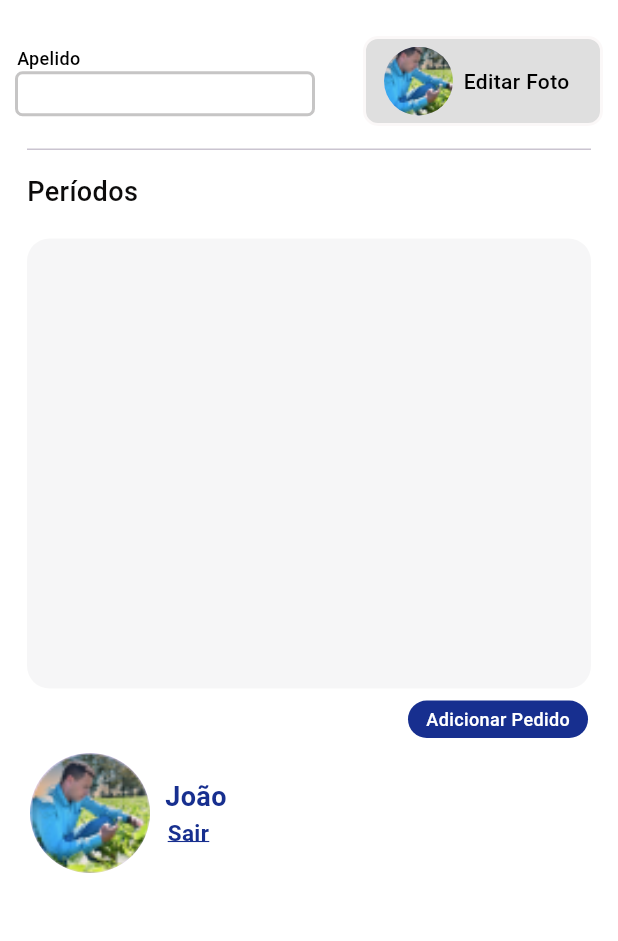
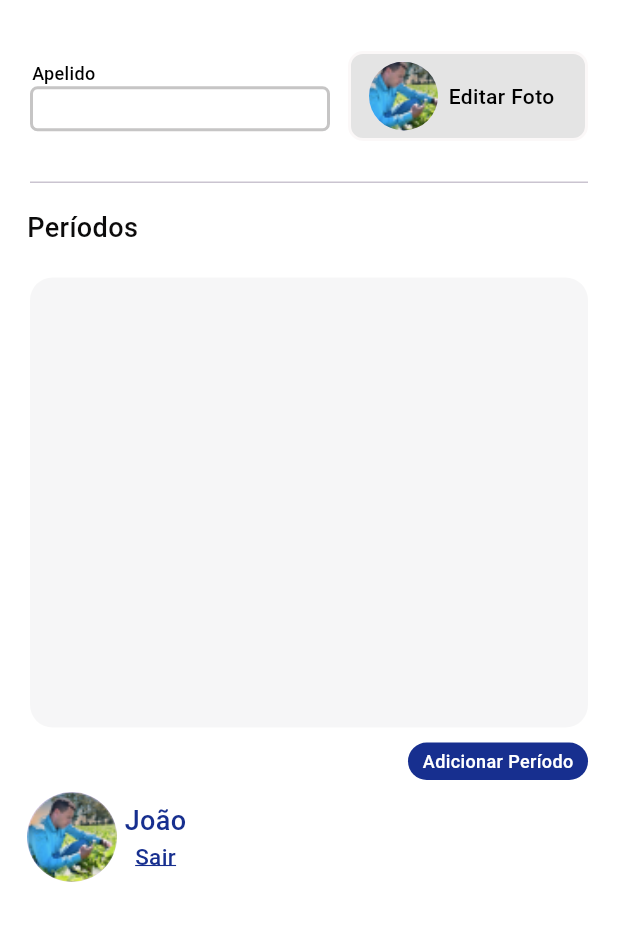
Before and after one commit to Augustob790/CRUD-Flutter, a Flutter app: the screen it shows after launch, on a phone screen of 412 x 824 dp, the part 63-1004 px from its top. Run offline on Flutter 3.47's test engine with Material 3 defaults, Android fonts, the phone set to English and light mode, and no system bars; our stand-ins replace sqflite, table_calendar; accounts and stored records are empty; Roboto replaces fonts that are missing (Manrope).

Commit message:
fix: fix features

```diff
--- a/lib/presentation/pages/home_page.dart
+++ b/lib/presentation/pages/home_page.dart
@@ -26,8 +26,6 @@ class _NoteListScreenState extends State<NoteListScreen> {
   void initState() {
     super.initState();
     final controller = Provider.of<HomePageController>(context, listen: false);
-    controller.initializeInit(DateTime.now());
-    controller.initializeFinal(DateTime.now());
     controller.getAllNotes();
   }
 
@@ -55,7 +53,9 @@ class _NoteListScreenState extends State<NoteListScreen> {
           child: Consumer<HomePageController>(builder: (context, controller, child) {
             return Column(
               children: [
-                Row(
+                Padding(
+                  padding: const EdgeInsets.all(10.0),
+                  child: Row(
                     children: [
                       Column(
                         children: [
@@ -71,7 +71,6 @@ class _NoteListScreenState extends State<NoteListScreen> {
                           Container(
                             height: 30,
                             width: 200,
-                          padding: EdgeInsets.all(8.0),
                             decoration: BoxDecoration(
                               color: Colors.white,
                               border: Border.all(
@@ -88,7 +87,7 @@ class _NoteListScreenState extends State<NoteListScreen> {
                         height: 60,
                         width: 160,
                         decoration: BoxDecoration(
-                        color: Color.fromARGB(140, 197, 197, 197),
+                          color: Color.fromARGB(117, 197, 197, 197),
                           border: Border.all(
                               color: Color.fromARGB(255, 251, 248, 248),
                               width: 2),
@@ -115,8 +114,9 @@ class _NoteListScreenState extends State<NoteListScreen> {
                       ),
                     ],
                   ),
+                ),
                 const Padding(
-                  padding: EdgeInsets.all(8.0),
+                  padding: EdgeInsets.all(10.0),
                   child: Divider(height: 15),
                 ),
                 Row(
@@ -133,10 +133,10 @@ class _NoteListScreenState extends State<NoteListScreen> {
                   ],
                 ),
                 Padding(
-                  padding: const EdgeInsets.all(8.0),
+                  padding: const EdgeInsets.all(10.0),
                   child: Container(
                   height: 300,
-                    padding: EdgeInsets.all(8.0),
+                    padding: EdgeInsets.all(10.0),
                     decoration: BoxDecoration(
                       color: Color.fromARGB(116, 236, 236, 237),
                       // border: Border.all(
@@ -149,7 +149,7 @@ class _NoteListScreenState extends State<NoteListScreen> {
                       itemBuilder: (context, index) {
                         final note = controller.notes[index];
                         return Padding(
-                          padding: const EdgeInsets.fromLTRB(8, 0, 8, 10),
+                          padding: const EdgeInsets.fromLTRB(8, 2, 8, 10),
                           child: Container(
                             height: 40,
                             decoration: BoxDecoration(
@@ -181,7 +181,7 @@ class _NoteListScreenState extends State<NoteListScreen> {
                                           editar: () async {
                                             Navigator.pop(context);
                                             controller.titleController.text = note.title;
-                                            controller.onSelectedEstado(note.category);
+                                            controller.onSelectedCategory(note.category);
                                             controller.dateFinal = DateTime.parse(note.dateFinal);
                                             controller.dateInit = DateTime.parse(note.dataInit);
                                             controller.meta1.text = note.meta1;
@@ -191,11 +191,11 @@ class _NoteListScreenState extends State<NoteListScreen> {
                                             builder: (context) => EditNewPeriod(
                                             controller: controller,
                                             add: () async {
-                                              if (controller.titleController.text.isNotEmpty && controller.dropdownStateValue.isNotEmpty) {
+                                              if (controller.titleController.text.isNotEmpty && controller.dropdownCategoryValue.isNotEmpty) {
                                                 await controller.update(Period(
                                                   id: note.id,
                                                   title: controller.titleController.text,
-                                                  category: controller.dropdownStateValue,
+                                                  category: controller.dropdownCategoryValue,
                                                   dataInit:  controller.dateInit.toIso8601String(),
                                                   dateFinal: controller.dateFinal.toIso8601String(),
                                                   meta1: controller.meta1.text,
@@ -246,23 +246,20 @@ class _NoteListScreenState extends State<NoteListScreen> {
                         height: 25,
                         width: 120,
                         onTap: () async {
-                          controller.titleController.clear();
+                          controller.inicialize();
+                          controller.dateInit = DateTime.now();
+                          controller.dateFinal = DateTime.now();
                           showDialog(
                               context: context,
                               builder: (context) => AddNewPeriod(
                                   controller: controller,
                                   add: () async {
-                                    if (controller
-                                            .titleController.text.isNotEmpty &&
-                                        controller
-                                            .dropdownStateValue.isNotEmpty) {
+                                    if (controller.titleController.text.isNotEmpty && controller.dropdownCategoryValue.isNotEmpty) {
                                       await controller.insert(Period(
                                         title: controller.titleController.text,
-                                        category: controller.dropdownStateValue,
-                                        dataInit:
-                                            controller.dateInit.toIso8601String(),
-                                        dateFinal: controller.dateFinal
-                                            .toIso8601String(),
+                                        category: controller.dropdownCategoryValue,
+                                        dataInit: controller.dateInit.toIso8601String(),
+                                        dateFinal: controller.dateFinal.toIso8601String(),
                                         meta1: controller.meta1.text,
                                         meta2: controller.meta2.text,
                                       ));
@@ -272,45 +269,44 @@ class _NoteListScreenState extends State<NoteListScreen> {
                                   }));
                         },
                         color: Color.fromARGB(247, 15, 40, 139),
-                        text: "Adicionar Pedido",
+                        text: "Adicionar Período",
                         size: 12.0,
                         isLoading: true,
                       ),
                     ],
                   ),
                 ),
-                Row(
+                Padding(
+                  padding: const EdgeInsets.all(8.0),
+                  child: Row(
                     children:  [
-                    Padding(
-                      padding: EdgeInsets.all(10.0),
-                      child: CircleAvatar(
-                        radius: 40,
+                      CircleAvatar(
+                        radius: 30,
                         backgroundImage: AssetImage(ImageConstant.imageNotFound),
                       ),
-                    ),
-                    Column(
+                      Padding(
+                        padding: const EdgeInsets.only(left:5.0),
+                        child: Column(
                           children: const [
                             Manrope(
                               text: "João",
                               color: Color.fromARGB(247, 15, 40, 139),
-                          font: FontWeight.w600,
+                              font: FontWeight.w500,
                               size: 18,
                             ),
-                        Padding(
-                          padding: EdgeInsets.only(right: 10.0),
-                          child: Manrope(
+                            Manrope(
                               decoration: TextDecoration.underline,
                               text: "Sair",
                               color: Color.fromARGB(247, 15, 40, 139),
-                            font: FontWeight.w600,
+                              font: FontWeight.w500,
                               size: 15,
                             ),
+                          ],
                         ),
-                      ],
                       )
                     ],
                   ),
-                SizedBox(height: 50),
+                ),
               ],
             );
           }),
```
Also changed, not shown: lib/presentation/controller/home_page_controller.dart (+12 -3 lines), lib/views/widgets/add_modal.dart (+44 -19 lines), lib/views/widgets/edit_modal.dart (+21 -34 lines), lib/views/widgets/info_modal.dart (+41 -27 lines). Lines whose indentation alone changed are shown as unchanged.
